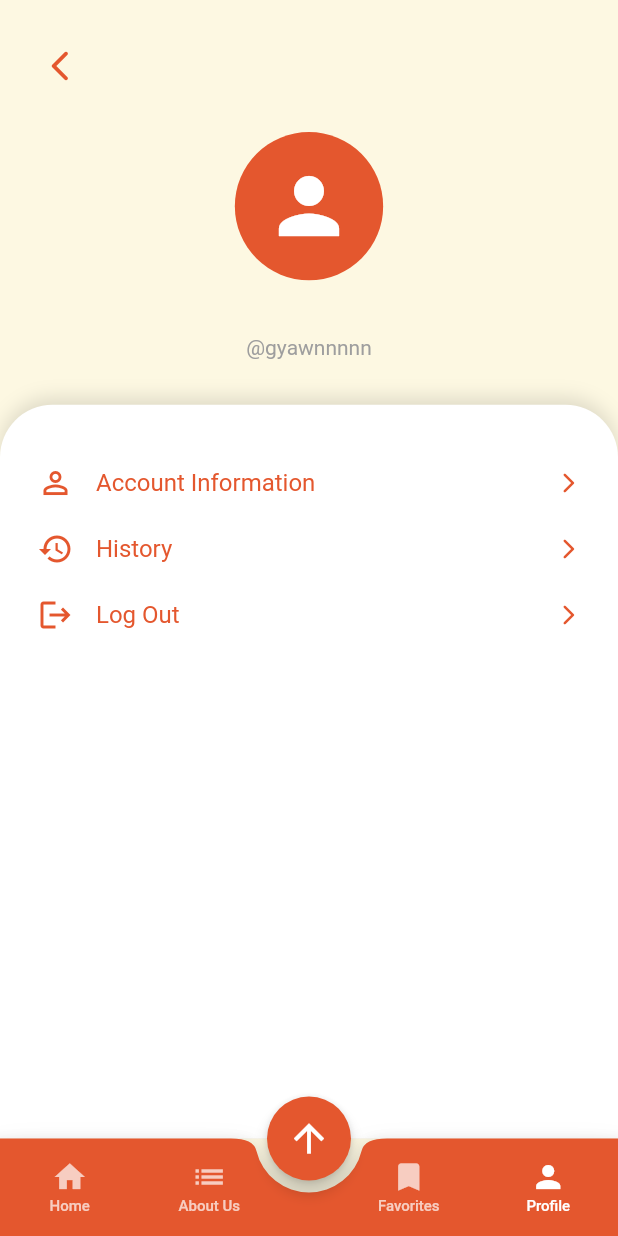
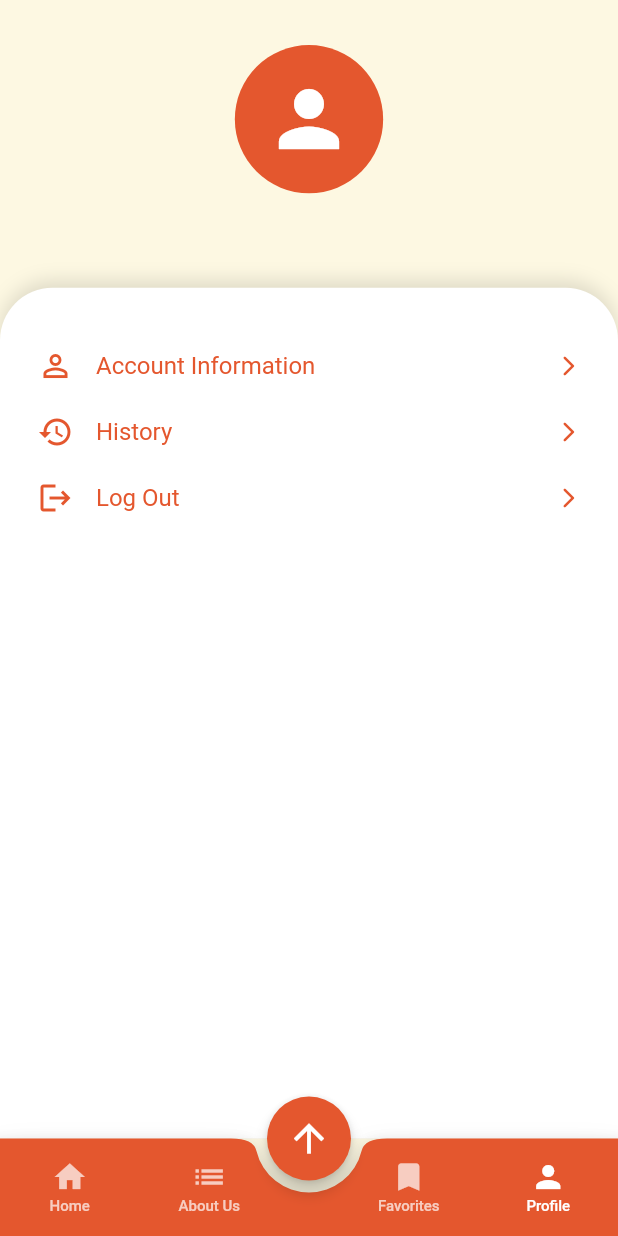
Before and after one commit to g1000n/JeepMiyabe, a Flutter app: the DashboardPage screen opened by its route, swiped to page 5, on a phone screen of 412 x 824 dp. Run offline on Flutter 3.47's test engine with Material 3 defaults, Android fonts, the phone set to English and light mode, and no system bars; our stand-ins replace connectivity_plus, flutter_dotenv, font_awesome_flutter, geolocator, google_maps_flutter, pin_code_fields and 2 more; accounts and stored records are empty.

Commit message:
FEAT: Refactor profile screen UI, removing back button and @username tag.

```diff
--- a/lib/screens/profile_page.dart
+++ b/lib/screens/profile_page.dart
@@ -60,22 +60,14 @@ class _ProfilePageState extends State<ProfilePage> {
       child: SafeArea(
         child: Column(
           children: [
-            // Header Section
-            Padding(
-              padding: const EdgeInsets.symmetric(horizontal: 16, vertical: 20),
-              child: Row(
-                children: [
-                  IconButton(
-                    icon: Icon(Icons.arrow_back_ios_new_rounded, color: kPrimaryColor),
-                    onPressed: () => Navigator.pop(context),
-                  ),
-                ],
-              ),
-            ),
+            // Removed the Header Section containing the back button in previous step
 
             // Profile Avatar + Name Section
             Column(
               children: [
+                // Add some top padding/spacing now that the header is gone
+                SizedBox(height: 30),
+
                 CircleAvatar(
                   radius: MediaQuery.of(context).size.width * 0.12,
                   backgroundColor: kPrimaryColor,
@@ -90,11 +82,12 @@ class _ProfilePageState extends State<ProfilePage> {
                     color: kPrimaryColor,
                   ),
                 ),
-                const SizedBox(height: 4),
-                const Text(
-                  '@gyawnnnnn', // TODO: Fetch from Supabase if needed
-                  style: TextStyle(color: Colors.grey, fontSize: 14),
-                ),
+                // --- REMOVED: The @username section is now gone ---
+                // const SizedBox(height: 4),
+                // const Text(
+                //   '@gyawnnnnn', // TODO: Fetch from Supabase if needed
+                //   style: TextStyle(color: Colors.grey, fontSize: 14),
+                // ),
               ],
             ),
 
```
